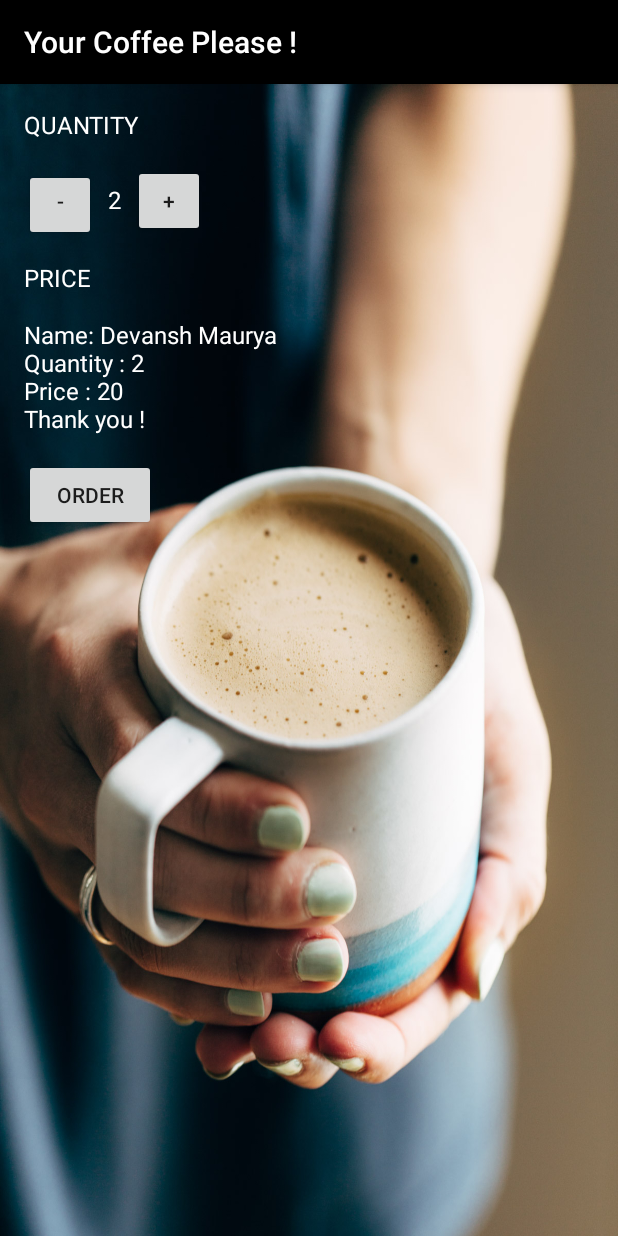
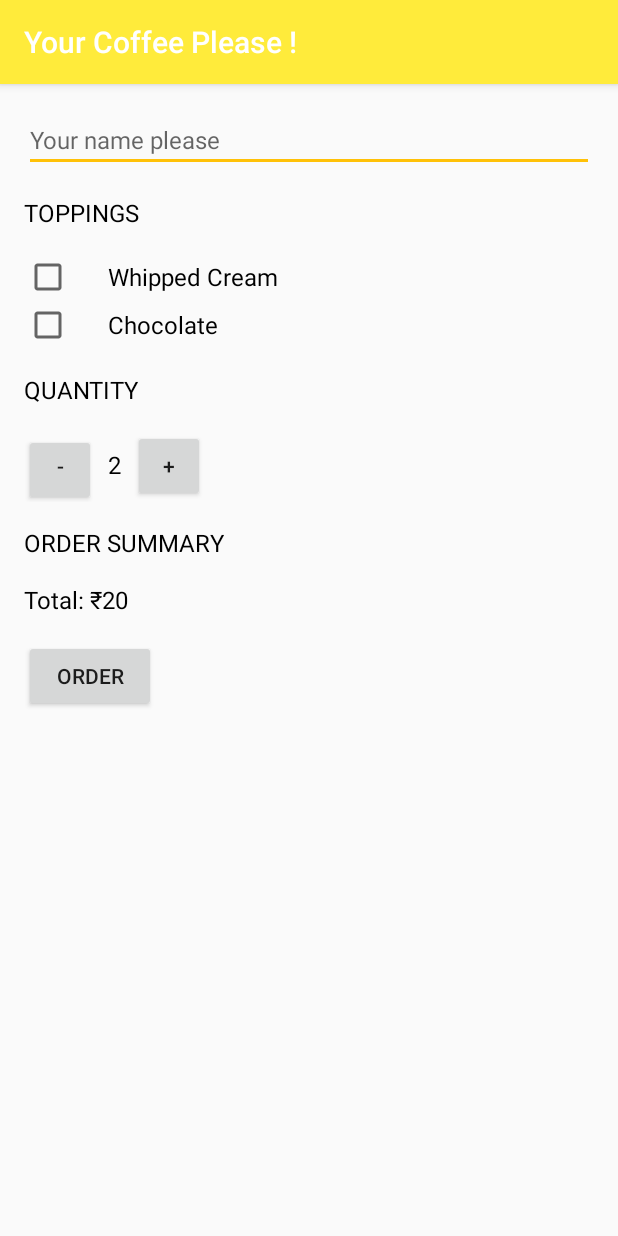
Before and after one commit to Devansh-Maurya/Google-India-Challenge-Scholarship-Projects, an Android app: the screen it shows after launch (MainActivity), after a tap on "ORDER", on a phone screen of 412 x 824 dp. Run offline under Robolectric (Android 15) with nearby library versions, the phone set to English and light mode, and no system bars.

Commit message:
Modified JustJava app to accept inputs from user

```diff
--- a/JustJava/app/src/main/java/com/example/android/justjava/MainActivity.java
+++ b/JustJava/app/src/main/java/com/example/android/justjava/MainActivity.java
@@ -2,10 +2,17 @@ package com.example.android.justjava;
 
 
 
+import android.content.Context;
+import android.content.Intent;
+import android.net.Uri;
 import android.os.Bundle;
 import android.support.v7.app.AppCompatActivity;
+import android.util.Log;
 import android.view.View;
+import android.widget.CheckBox;
+import android.widget.EditText;
 import android.widget.TextView;
+import android.widget.Toast;
 
 import java.text.NumberFormat;
 
@@ -16,6 +23,8 @@ public class MainActivity extends AppCompatActivity {
 
     int quantity= 2;
 
+    int duration = Toast.LENGTH_SHORT;
+
     @Override
     protected void onCreate(Bundle savedInstanceState) {
         super.onCreate(savedInstanceState);
@@ -23,39 +32,80 @@ public class MainActivity extends AppCompatActivity {
     }
 
     /**
-     * This method displays the given price on the screen.
-     */
-    private void displayPrice(int number) {
-        TextView priceTextView = (TextView) findViewById(R.id.price_text_view);
-        priceTextView.setText(NumberFormat.getCurrencyInstance().format(number));
-    }
-    /**
      * This method is called when the order button is clicked.
      */
     public void submitOrder(View view) {
-        int price = calculatePrice();
-        String order = createOrderSummary(price);
-        displayMessage(order);
+        CheckBox whippedCreamCheckBox = (CheckBox) findViewById(R.id.whipped_cream_checkbox);
+        CheckBox chocolateCheckBox = (CheckBox) findViewById(R.id.chocolate_checkbox);
+        EditText customerName = (EditText) findViewById(R.id.name_edit_text);
+
+        boolean hasWhippedCream = whippedCreamCheckBox.isChecked();
+        boolean hasChocolate = chocolateCheckBox.isChecked();
+        String name = customerName.getText().toString();
+
+        int price = calculatePrice(hasChocolate, hasWhippedCream);
+        String orderMessage = createOrderSummary(price, hasWhippedCream, hasChocolate, name);
+
+        Intent intent = new Intent(Intent.ACTION_SENDTO);
+        intent.setData(Uri.parse("mailto:")); // only email apps should handle this
+        intent.putExtra(Intent.EXTRA_EMAIL, "devansh233@gmail.com");
+        intent.putExtra(Intent.EXTRA_SUBJECT, "Coffee order by " + name);
+        intent.putExtra(Intent.EXTRA_TEXT, orderMessage);
+        if (intent.resolveActivity(getPackageManager()) != null) {
+            startActivity(intent);
+        }
     }
 
     public void increment(View view) {
-        quantity= quantity + 1;
+        if(quantity < 50 )
+            quantity++;
+        else {
+            CharSequence toastText = "You can't order more than 50 coffees !";
+            Toast toast = Toast.makeText(this, toastText, duration);
+            toast.show();
+        }
         display(quantity);
     }
 
     public void decrement(View view) {
-        quantity--;
+        if(quantity>=2)
+            quantity--;
+        else {
+            CharSequence toastText = "You can't order less than 1 coffee !";
+            Toast toast = Toast.makeText(this, toastText, duration);
+            toast.show();
+        }
         display(quantity);
     }
 
-    private int calculatePrice() {
-        int price = quantity*10;
-        return price;
+    private int calculatePrice(boolean hasChocolate, boolean hasWhippedCream) {
+        int basePrice = 10;
+        //Add 4 rupees if the user wants chocolate
+        if(hasChocolate) {
+            basePrice += 4;
+        }
+        //Add 2 rupees if the user wants whipped cream
+        if(hasWhippedCream) {
+            basePrice += 2;
+        }
 
+        return quantity*basePrice;
     }
 
-    private String createOrderSummary(int price) {
-        String orderMessage = "Name: Devansh Maurya\nQuantity : " + quantity + "\nPrice : " + price + "\nThank you !";
+    /**
+     * Displays the order summary on screen.
+     * @param customerName Displays the name of the customer
+     * @param addChocolate Determines if chocolate is present or not.
+     * @param addWhippedCream Determines if whipped cream is present or not.
+     * @param price The total price if coffee.
+     */
+    private String createOrderSummary(int price, boolean addWhippedCream, boolean addChocolate, String customerName) {
+        String orderMessage = "Name: " + customerName;
+        orderMessage += "\nQuantity : " + quantity;
+        orderMessage += "\nHas Whipped Cream ? " + addWhippedCream;
+        orderMessage += "\nHas Chocolate ? " + addChocolate;
+        orderMessage += "\nTotal : ₹" + price;
+        orderMessage += "\nThank you !";
         return  orderMessage;
     }
 
@@ -66,12 +116,4 @@ public class MainActivity extends AppCompatActivity {
         TextView quantityTextView = (TextView) findViewById(R.id.quantity_text_view);
         quantityTextView.setText("" + number);
     }
-
-    /**
-     * This method displays the given text on the screen.
-     */
-    private void displayMessage(String message) {
-        TextView priceTextView = (TextView) findViewById(R.id.price_text_view);
-        priceTextView.setText(message);
-    }
 }
--- a/JustJava/app/src/main/res/layout/activity_main.xml
+++ b/JustJava/app/src/main/res/layout/activity_main.xml
@@ -1,11 +1,60 @@
-<LinearLayout
+<ScrollView
+
     xmlns:android="http://schemas.android.com/apk/res/android"
     xmlns:tools="http://schemas.android.com/tools"
     android:layout_width="match_parent"
+    android:layout_height="wrap_content" >
+
+    <LinearLayout
+
+        android:layout_width="match_parent"
         android:layout_height="match_parent"
         android:orientation="vertical"
-    android:background="@drawable/coffee"
-    tools:context=".MainActivity">
+        tools:context=".MainActivity" >
+
+        <EditText
+            android:id="@+id/name_edit_text"
+            android:layout_width="match_parent"
+            android:layout_height="wrap_content"
+            android:hint="Your name please"
+            android:textSize="16sp"
+            android:layout_marginTop="16dp"
+            android:layout_marginLeft="16dp"
+            android:layout_marginRight="16dp"/>
+
+        <TextView
+
+            android:text="Toppings"
+            android:layout_width="wrap_content"
+            android:layout_height="wrap_content"
+            android:textSize="16sp"
+            android:textColor="#000"
+            android:paddingLeft="16dp"
+            android:paddingTop="16dp"
+            android:paddingBottom="16dp"
+            android:textAllCaps="true"/>
+
+        <CheckBox
+
+            android:id="@+id/whipped_cream_checkbox"
+            android:layout_width="wrap_content"
+            android:layout_height="wrap_content"
+            android:text="Whipped Cream"
+            android:textColor="@android:color/black"
+            android:paddingLeft="24dp"
+            android:layout_marginLeft="16dp"
+            android:textSize="16sp"/>
+
+        <CheckBox
+
+            android:id="@+id/chocolate_checkbox"
+            android:layout_width="wrap_content"
+            android:layout_height="wrap_content"
+            android:text="Chocolate"
+            android:textColor="@android:color/black"
+            android:paddingLeft="24dp"
+            android:layout_marginLeft="16dp"
+            android:textSize="16sp"/>
 
         <TextView
 
@@ -13,7 +62,7 @@
             android:layout_width="wrap_content"
             android:layout_height="wrap_content"
             android:textSize="16sp"
-        android:textColor="#fff"
+            android:textColor="#000"
             android:paddingLeft="16dp"
             android:paddingTop="16dp"
             android:paddingBottom="16dp"
@@ -43,7 +92,7 @@
                 android:layout_width="wrap_content"
                 android:layout_height="wrap_content"
                 android:textSize="16sp"
-            android:textColor="#fff" />
+                android:textColor="#000" />
 
             <Button
 
@@ -58,23 +107,23 @@
 
         <TextView
 
-        android:text="Price"
+            android:text="Order Summary"
             android:layout_width="wrap_content"
             android:layout_height="wrap_content"
             android:textSize="16sp"
-        android:textColor="#fff"
+            android:textColor="#000"
             android:paddingLeft="16dp"
             android:paddingTop="16dp"
             android:textAllCaps="true"/>
 
         <TextView
 
-        android:id="@+id/price_text_view"
+            android:id="@+id/order_summary_text_view"
             android:text="Total: ₹20"
             android:layout_width="wrap_content"
             android:layout_height="wrap_content"
             android:textSize="16sp"
-        android:textColor="#fff"
+            android:textColor="#000"
             android:paddingLeft="16dp"
             android:paddingTop="16dp"
             android:paddingBottom="16dp" />
@@ -87,5 +136,6 @@
             android:layout_marginLeft="16sp"
             android:onClick="submitOrder"/>
 
+    </LinearLayout>
 
-</LinearLayout>
+</ScrollView>
--- a/JustJava/app/src/main/res/values/colors.xml
+++ b/JustJava/app/src/main/res/values/colors.xml
@@ -1,6 +1,7 @@
 <?xml version="1.0" encoding="utf-8"?>
 <resources>
-    <color name="colorPrimary">#000</color>
-    <color name="colorPrimaryDark">#000</color>
-    <color name="colorAccent">#000</color>
+    <color name="colorPrimary">#ffeb3b</color>
+    <color name="colorPrimaryDark">#fbc02d</color>
+    <color name="colorAccent">#ffc107</color>
+    <color name="textColorPrimary">#000</color>
 </resources>
```
Lines whose indentation alone changed are shown as unchanged.
